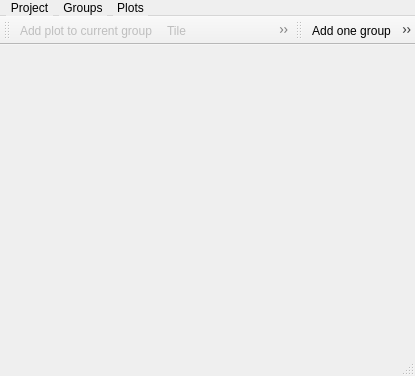
The window that src/apps/rragraph/MainWindow.ui (rasmadeus/Rragraph) describes before a commit, drawn with Qt 5.
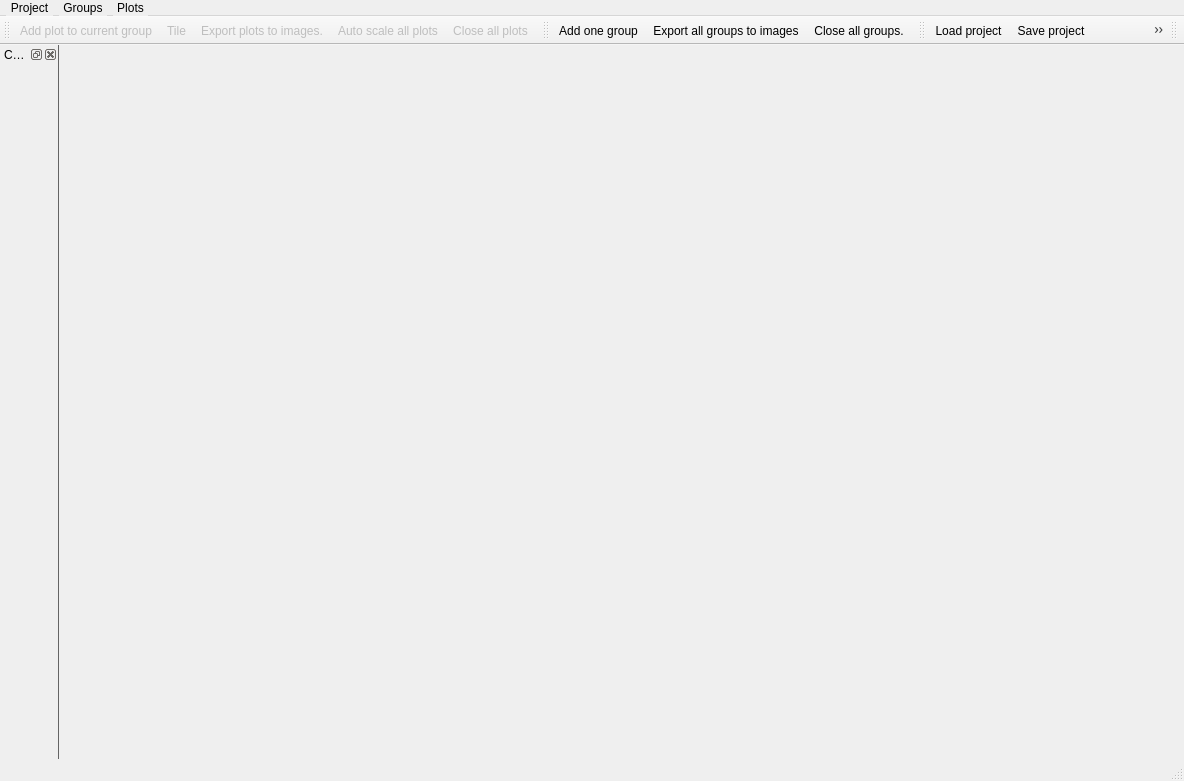
The same window after the commit. Icons and pictures are not drawn.

Commit message: Plot settings was added by me

```diff
--- a/src/apps/rragraph/MainWindow.ui
+++ b/src/apps/rragraph/MainWindow.ui
@@ -6,8 +6,8 @@
    <rect>
     <x>0</x>
     <y>0</y>
-    <width>415</width>
-    <height>376</height>
+    <width>1184</width>
+    <height>781</height>
    </rect>
   </property>
   <property name="windowTitle">
@@ -25,31 +25,13 @@
 }
 </string>
   </property>
-  <widget class="QWidget" name="centralWidget">
-   <layout class="QVBoxLayout" name="verticalLayout">
-    <property name="spacing">
-     <number>3</number>
-    </property>
-    <property name="leftMargin">
-     <number>3</number>
-    </property>
-    <property name="topMargin">
-     <number>3</number>
-    </property>
-    <property name="rightMargin">
-     <number>3</number>
-    </property>
-    <property name="bottomMargin">
-     <number>3</number>
-    </property>
-   </layout>
-  </widget>
+  <widget class="QWidget" name="centralWidget"/>
   <widget class="QMenuBar" name="menuBar">
    <property name="geometry">
     <rect>
      <x>0</x>
      <y>0</y>
-     <width>415</width>
+     <width>1184</width>
      <height>17</height>
     </rect>
    </property>
@@ -182,6 +164,46 @@
    <addaction name="actionExportAllGroupsToImages"/>
    <addaction name="actionCloseAllGroups"/>
   </widget>
+  <widget class="QToolBar" name="projectToolBar">
+   <property name="windowTitle">
+    <string>toolBar</string>
+   </property>
+   <attribute name="toolBarArea">
+    <enum>TopToolBarArea</enum>
+   </attribute>
+   <attribute name="toolBarBreak">
+    <bool>false</bool>
+   </attribute>
+   <addaction name="actionLoadProject"/>
+   <addaction name="actionSaveProject"/>
+   <addaction name="actionReloadProject"/>
+  </widget>
+  <widget class="QToolBar" name="toolBar">
+   <property name="windowTitle">
+    <string>toolBar</string>
+   </property>
+   <attribute name="toolBarArea">
+    <enum>TopToolBarArea</enum>
+   </attribute>
+   <attribute name="toolBarBreak">
+    <bool>false</bool>
+   </attribute>
+  </widget>
+  <widget class="QDockWidget" name="commonSettings">
+   <property name="styleSheet">
+    <string notr="true"/>
+   </property>
+   <property name="allowedAreas">
+    <set>Qt::LeftDockWidgetArea|Qt::RightDockWidgetArea</set>
+   </property>
+   <property name="windowTitle">
+    <string>Common settings</string>
+   </property>
+   <attribute name="dockWidgetArea">
+    <number>1</number>
+   </attribute>
+   <widget class="QWidget" name="dockWidgetContents"/>
+  </widget>
   <action name="actionAddPlot">
    <property name="icon">
     <iconset resource="res.qrc">
@@ -309,6 +331,54 @@
    </property>
    <property name="toolTip">
     <string>Scale all plots of current groups.</string>
+   </property>
+   <property name="statusTip">
+    <string>Scale all plots of current groups.</string>
+   </property>
+  </action>
+  <action name="actionLoadProject">
+   <property name="icon">
+    <iconset resource="res.qrc">
+     <normaloff>:/res/mainWindow/loadProject.png</normaloff>:/res/mainWindow/loadProject.png</iconset>
+   </property>
+   <property name="text">
+    <string>Load project</string>
+   </property>
+   <property name="toolTip">
+    <string>Load project.</string>
+   </property>
+   <property name="statusTip">
+    <string>Load project.</string>
+   </property>
+  </action>
+  <action name="actionReloadProject">
+   <property name="icon">
+    <iconset resource="res.qrc">
+     <normaloff>:/res/mainWindow/reloadProject.png</normaloff>:/res/mainWindow/reloadProject.png</iconset>
+   </property>
+   <property name="text">
+    <string>Reload project</string>
+   </property>
+   <property name="toolTip">
+    <string>Reload current project.</string>
+   </property>
+   <property name="statusTip">
+    <string>Reload current project.</string>
+   </property>
+  </action>
+  <action name="actionSaveProject">
+   <property name="icon">
+    <iconset resource="res.qrc">
+     <normaloff>:/res/mainWindow/saveProject.png</normaloff>:/res/mainWindow/saveProject.png</iconset>
+   </property>
+   <property name="text">
+    <string>Save project</string>
+   </property>
+   <property name="toolTip">
+    <string>Save current project.</string>
+   </property>
+   <property name="statusTip">
+    <string>Save current project.</string>
    </property>
   </action>
  </widget>
```
Left out of the diff: 37 changed lines with no effect on the pictures. The commit also changes 51 other files.
